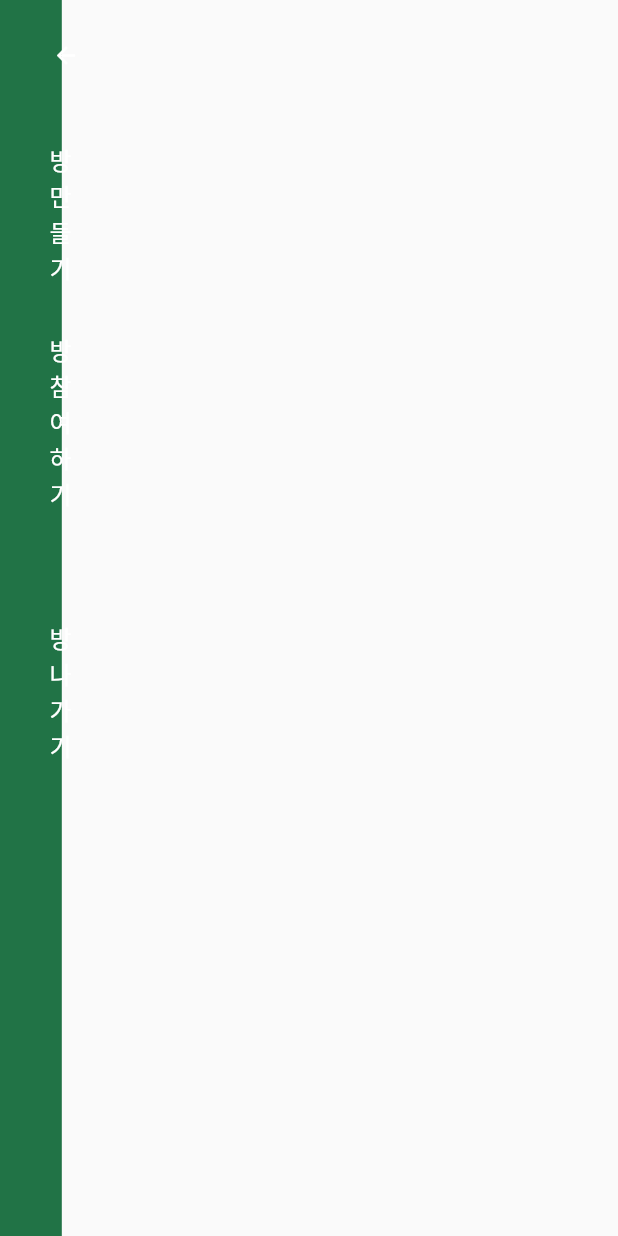
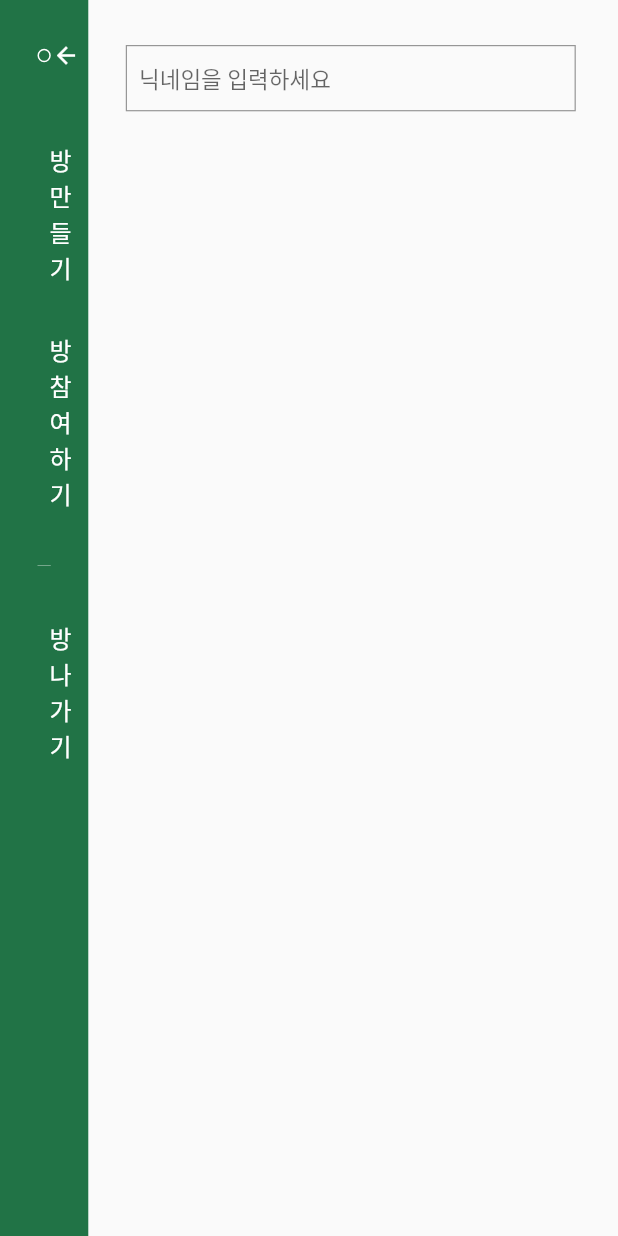
Before and after one commit to nnsyu/excel_chat, a Flutter app: the screen it shows after launch, after a tap on "파일", on a phone screen of 412 x 824 dp. Run offline on Flutter 3.47's test engine with Material 2 defaults, Android fonts, the light colour scheme and no system bars.

Commit message:
기능수정

```diff
--- a/lib/main.dart
+++ b/lib/main.dart
@@ -1,9 +1,12 @@
 import 'package:excel_chat/screen/chat/chat_screen.dart';
 import 'package:flutter/material.dart';
+import 'package:intl/date_symbol_data_local.dart';
 
 import 'define/routes.dart';
 
-void main() {
+void main() async{
+  WidgetsFlutterBinding.ensureInitialized();
+  await initializeDateFormatting('ko_KR', null);
   runApp(const MyApp());
 }
 
--- a/lib/screen/chat/chat_screen.dart
+++ b/lib/screen/chat/chat_screen.dart
@@ -1,8 +1,11 @@
 import 'package:excel_chat/screen/chat/components/chat_sheet.dart';
 import 'package:excel_chat/screen/chat/components/grid_background_painter.dart';
+import 'package:excel_chat/screen/chat/components/grid_painter.dart';
+import 'package:excel_chat/screen/chat/components/message_widget.dart';
 import 'package:flutter/cupertino.dart';
 import 'package:flutter/gestures.dart';
 import 'package:flutter/material.dart';
+import 'package:intl/intl.dart';
 
 class ChatScreen extends StatefulWidget {
   const ChatScreen({Key? key}) : super(key: key);
@@ -12,7 +15,30 @@ class ChatScreen extends StatefulWidget {
 }
 
 class _ChatScreenState extends State<ChatScreen> {
+  late TextEditingController _messageController;
+  late ScrollController _scrollController;
+  late FocusNode _focusNode;
+
   String title = '엑셀제목제목';
+
+  List<MessageWidget> messageList = [];
+
+
+  @override
+  void initState() {
+    super.initState();
+    _messageController = TextEditingController();
+    _scrollController = ScrollController();
+    _focusNode = FocusNode();
+  }
+
+  @override
+  void dispose() {
+    _messageController.dispose();
+    _scrollController.dispose();
+    _focusNode.dispose();
+    super.dispose();
+  }
 
   @override
   Widget build(BuildContext context) {
@@ -273,17 +299,21 @@ class _ChatScreenState extends State<ChatScreen> {
                       border: Border.all(width: 1, color: Colors.grey.shade400),
                     ),
                     child: TextField(
-                      onTap: (){
-
-                      },
+                      onSubmitted: submitMessage,
+                      focusNode: _focusNode,
+                      controller: _messageController,
                       textAlign: TextAlign.start,
                       decoration: InputDecoration(
                         contentPadding: EdgeInsets.symmetric(vertical: 5.3, horizontal: 5.0),
                         border: InputBorder.none,
                         hintText: '내용을 입력하세요',
-                        suffix: Icon(
-                          Icons.arrow_forward,
-                          size: 18,
+                        suffix: GestureDetector(
+                          onTap: sendMessage,
+                          child: Icon(
+                            Icons.arrow_forward,
+                            color: Colors.grey.shade400,
+                            size: 18,
+                          ),
                         ),
                         isDense: true,
                       ),
@@ -303,7 +333,14 @@ class _ChatScreenState extends State<ChatScreen> {
               padding: const EdgeInsets.only(top: 5),
               child: CustomPaint(
                 painter: GridBackgroundPainter(),
-                child: Container(),
+                child: Container(
+                  padding: EdgeInsets.symmetric(horizontal: 10),
+                  child: ListView.builder(
+                    controller: _scrollController,
+                    itemCount: messageList.length,
+                    itemBuilder: (context, index) => messageList[index],
+                  ),
+                ),
               ),
             ),
           ),
@@ -338,13 +375,14 @@ class _ChatScreenState extends State<ChatScreen> {
                   SizedBox(
                     width: 20,
                   ),
+                  ChatSheet(name: "Sheet1"),
                   Expanded(
                     child: Container(
                       child: ListView.builder(
                         scrollDirection: Axis.horizontal,
-                        itemCount: 3,
+                        itemCount: 1,
                         itemBuilder: (context, i) {
-                          return ChatSheet(name: "채팅방");
+                          return ChatSheet(name: "채팅1");
                         },
                       ),
                     ),
@@ -380,4 +418,45 @@ class _ChatScreenState extends State<ChatScreen> {
       ),
     );
   }
+
+  void scrollToBottom() {
+    _scrollController.animateTo(
+      _scrollController.position.maxScrollExtent,
+      duration: const Duration(milliseconds: 500),
+      curve: Curves.easeInOut,
+    );
+  }
+
+  void submitMessage(String text) {
+    if(text.isNotEmpty) {
+      DateTime currentTime = DateTime.now()..toLocal();
+      var formatter = DateFormat('MM-dd HH:mm', 'ko_KR');
+      String strDate = formatter.format(currentTime);
+
+      var message = MessageWidget(nick: '에우', date: strDate, message: text, mine: true,);
+      setState(() {
+        messageList.add(message);
+        _messageController.clear();
+        FocusScope.of(context).requestFocus(_focusNode);
+        scrollToBottom();
+      });
+    }
+  }
+
+  void sendMessage() {
+    var strMessage = _messageController.text;
+    if(strMessage.isNotEmpty) {
+      DateTime currentTime = DateTime.now();
+      var formatter = DateFormat('MM-dd HH:mm', 'ko_KR');
+      String strDate = formatter.format(currentTime);
+
+      var message = MessageWidget(nick: '에우', date: strDate, message: _messageController.text, mine: true,);
+      setState(() {
+        messageList.add(message);
+        _messageController.clear();
+        FocusScope.of(context).requestFocus(_focusNode);
+        scrollToBottom();
+      });
+    }
+  }
 }
--- a/lib/screen/chat/components/grid_background_painter.dart
+++ b/lib/screen/chat/components/grid_background_painter.dart
@@ -9,7 +9,7 @@ class GridBackgroundPainter extends CustomPainter {
       ..strokeWidth = 1.0;
 
     // 가로 선 그리기
-    for (int i = 0; i <= size.height.toInt(); i += 20) {
+    for (int i = 0; i <= size.height.toInt(); i += 24) {
       canvas.drawLine(Offset(0, i.toDouble()), Offset(size.width, i.toDouble()), paintStyle);
     }
 
--- a/lib/screen/join/join_screen.dart
+++ b/lib/screen/join/join_screen.dart
@@ -8,6 +8,21 @@ class JoinScreen extends StatefulWidget {
 }
 
 class _JoinScreenState extends State<JoinScreen> {
+
+  late TextEditingController _inputController;
+
+  @override
+  void initState() {
+    super.initState();
+    _inputController = TextEditingController();
+  }
+
+  @override
+  void dispose() {
+    _inputController.dispose();
+    super.dispose();
+  }
+
   @override
   Widget build(BuildContext context) {
     return Scaffold(
@@ -15,7 +30,6 @@ class _JoinScreenState extends State<JoinScreen> {
         children: [
           Flexible(
             flex: 1,
-            child: Expanded(
             child: Container(
               alignment: Alignment.centerLeft,
               color: const Color(0xFF217346),
@@ -35,7 +49,7 @@ class _JoinScreenState extends State<JoinScreen> {
                           onTap: () {
                             Navigator.pop(context);
                           },
-                            child: Padding(
+                          child: const Padding(
                             padding: EdgeInsets.all(10.0),
                             child: Icon(
                               Icons.arrow_back,
@@ -46,12 +60,12 @@ class _JoinScreenState extends State<JoinScreen> {
                         ),
                       ),
                     ),
-                      SizedBox(
+                    const SizedBox(
                       height: 30,
                     ),
                     TextButton(
                       onPressed: () {},
-                        child: Text(
+                      child: const Text(
                         "방 만들기",
                         style: TextStyle(
                           color: Colors.white,
@@ -64,12 +78,12 @@ class _JoinScreenState extends State<JoinScreen> {
                     //   icon: Icons.add_comment_outlined,
                     //   name: '방 만들기',
                     // ),
-                      SizedBox(
+                    const SizedBox(
                       height: 15,
                     ),
                     TextButton(
                       onPressed: () {},
-                        child: Text(
+                      child: const Text(
                         "방 참여하기",
                         style: TextStyle(
                           color: Colors.white,
@@ -79,7 +93,7 @@ class _JoinScreenState extends State<JoinScreen> {
                       ),
                     ),
 
-                      Padding(
+                    const Padding(
                       padding: EdgeInsets.symmetric(vertical: 20),
                       child: Divider(
                         color: Colors.white,
@@ -88,7 +102,7 @@ class _JoinScreenState extends State<JoinScreen> {
                     ),
                     TextButton(
                       onPressed: () {},
-                        child: Text(
+                      child: const Text(
                         "방 나가기",
                         style: TextStyle(
                           color: Colors.white,
@@ -102,15 +116,51 @@ class _JoinScreenState extends State<JoinScreen> {
               ),
             ),
           ),
-          ),
           Flexible(
-            flex: 9,
+            flex: 6,
+            child: Padding(
+              padding: const EdgeInsets.symmetric(vertical: 30, horizontal: 25),
               child: Column(
                 children: [
-                Expanded(
-                  child: Container(),
+                  Container(
+                    width: 300,
+                    decoration: BoxDecoration(
+                      border: Border.all(
+                        width: 0.8,
+                        color: Colors.black.withOpacity(0.4),
                       ),
+                    ),
+                    child: Padding(
+                      padding: const EdgeInsets.symmetric(vertical: 10, horizontal: 8),
+                      child: TextField(
+                        style: TextStyle(
+                          fontSize: 15,
+                          color: Colors.black.withOpacity(0.4),
+                        ),
+                        controller: _inputController,
+                        textAlign: TextAlign.start,
+                        decoration: InputDecoration(
+                          contentPadding: EdgeInsets.all(0),
+                          border: InputBorder.none,
+                          hintText: '닉네임을 입력하세요',
+                          suffix: GestureDetector(
+                            child: Icon(
+                              Icons.arrow_forward,
+                              color: Colors.grey.shade200,
+                              size: 18,
+                            ),
+                          ),
+                          isDense: true,
+                        ),
+                      ),
+                    ),
+                  ),
+
+                  // Expanded(
+                  //   child: Container(),
+                  // ),
                 ],
+              ),
             ),
           )
         ],
@@ -139,13 +189,13 @@ class MenuText extends StatelessWidget {
           color: Colors.white,
           size: 18,
         ),
-        SizedBox(
+        const SizedBox(
           width: 8,
         ),
         Text(
           '$name',
           textAlign: TextAlign.start,
-          style: TextStyle(
+          style: const TextStyle(
             color: Colors.white,
             fontSize: 18,
           ),
--- a/pubspec.yaml
+++ b/pubspec.yaml
@@ -35,6 +35,7 @@ dependencies:
   # The following adds the Cupertino Icons font to your application.
   # Use with the CupertinoIcons class for iOS style icons.
   cupertino_icons: ^1.0.2
+  intl: ^0.18.1
 
 dev_dependencies:
   flutter_test:
```
Also changed, not shown: lib/screen/chat/components/grid_painter.dart (added, +103 -0 lines), lib/screen/chat/components/message_widget.dart (added, +60 -0 lines). Lines whose indentation alone changed are shown as unchanged.
